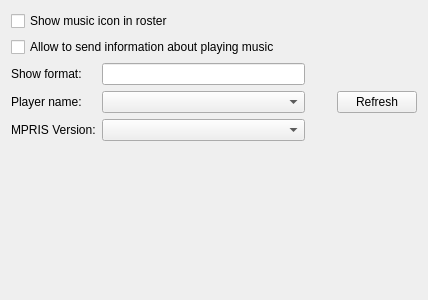
vacuum-im/usertune, file usertuneoptions.ui: the form before one commit.
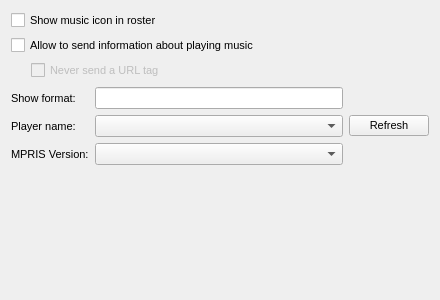
The form after the commit.

```diff
--- a/usertuneoptions.ui
+++ b/usertuneoptions.ui
@@ -6,22 +6,98 @@
    <rect>
     <x>0</x>
     <y>0</y>
-    <width>428</width>
+    <width>440</width>
     <height>300</height>
    </rect>
   </property>
+  <property name="font">
+   <font>
+    <pointsize>8</pointsize>
+   </font>
+  </property>
   <property name="windowTitle">
    <string>User Tune</string>
   </property>
   <layout class="QGridLayout" name="gridLayout">
-   <item row="1" column="0">
+   <item row="0" column="0" colspan="2">
+    <widget class="QCheckBox" name="chb_showIcon">
+     <property name="sizePolicy">
+      <sizepolicy hsizetype="Expanding" vsizetype="Fixed">
+       <horstretch>0</horstretch>
+       <verstretch>0</verstretch>
+      </sizepolicy>
+     </property>
+     <property name="text">
+      <string>Show music icon in roster</string>
+     </property>
+     <property name="checked">
+      <bool>false</bool>
+     </property>
+    </widget>
+   </item>
+   <item row="1" column="0" colspan="2">
+    <widget class="QCheckBox" name="chb_allowSendMusicInfo">
+     <property name="sizePolicy">
+      <sizepolicy hsizetype="Expanding" vsizetype="Fixed">
+       <horstretch>0</horstretch>
+       <verstretch>0</verstretch>
+      </sizepolicy>
+     </property>
+     <property name="text">
+      <string>Allow to send information about playing music</string>
+     </property>
+     <property name="checked">
+      <bool>false</bool>
+     </property>
+    </widget>
+   </item>
+   <item row="2" column="0" colspan="2">
+    <layout class="QHBoxLayout" name="horizontalLayout">
+     <item>
+      <spacer name="horizontalSpacer">
+       <property name="orientation">
+        <enum>Qt::Horizontal</enum>
+       </property>
+       <property name="sizeType">
+        <enum>QSizePolicy::Preferred</enum>
+       </property>
+       <property name="sizeHint" stdset="0">
+        <size>
+         <width>20</width>
+         <height>20</height>
+        </size>
+       </property>
+      </spacer>
+     </item>
+     <item>
+      <widget class="QCheckBox" name="chb_dontSendURI">
+       <property name="enabled">
+        <bool>false</bool>
+       </property>
+       <property name="sizePolicy">
+        <sizepolicy hsizetype="Expanding" vsizetype="Fixed">
+         <horstretch>0</horstretch>
+         <verstretch>0</verstretch>
+        </sizepolicy>
+       </property>
+       <property name="styleSheet">
+        <string notr="true"/>
+       </property>
+       <property name="text">
+        <string>Never send a URL tag</string>
+       </property>
+      </widget>
+     </item>
+    </layout>
+   </item>
+   <item row="3" column="0">
     <widget class="QLabel" name="l_tags">
      <property name="text">
       <string>Show format:</string>
      </property>
     </widget>
    </item>
-   <item row="1" column="1">
+   <item row="3" column="1">
     <widget class="QLineEdit" name="le_format">
      <property name="sizePolicy">
       <sizepolicy hsizetype="Expanding" vsizetype="Fixed">
@@ -34,7 +110,7 @@
      </property>
     </widget>
    </item>
-   <item row="2" column="0">
+   <item row="4" column="0">
     <widget class="QLabel" name="l_playerName">
      <property name="autoFillBackground">
       <bool>false</bool>
@@ -44,27 +120,27 @@
      </property>
     </widget>
    </item>
-   <item row="2" column="1">
+   <item row="4" column="1">
     <widget class="QComboBox" name="cb_playerName"/>
    </item>
-   <item row="2" column="3">
+   <item row="4" column="2">
     <widget class="QPushButton" name="btn_refreshPlayers">
      <property name="text">
       <string>Refresh</string>
      </property>
     </widget>
    </item>
-   <item row="3" column="0">
+   <item row="5" column="0">
     <widget class="QLabel" name="l_mpris_version">
      <property name="text">
       <string>MPRIS Version:</string>
      </property>
     </widget>
    </item>
-   <item row="3" column="1">
+   <item row="5" column="1">
     <widget class="QComboBox" name="cb_mpris_version"/>
    </item>
-   <item row="4" column="2">
+   <item row="6" column="1">
     <spacer name="verticalSpacer">
      <property name="orientation">
       <enum>Qt::Vertical</enum>
@@ -77,45 +153,6 @@
      </property>
     </spacer>
    </item>
-   <item row="0" column="0" colspan="4">
-    <layout class="QVBoxLayout" name="verticalLayout">
-     <property name="sizeConstraint">
-      <enum>QLayout::SetDefaultConstraint</enum>
-     </property>
-     <item>
-      <widget class="QCheckBox" name="chb_showIcon">
-       <property name="sizePolicy">
-        <sizepolicy hsizetype="Expanding" vsizetype="Fixed">
-         <horstretch>0</horstretch>
-         <verstretch>0</verstretch>
-        </sizepolicy>
-       </property>
-       <property name="text">
-        <string>Show music icon in roster</string>
-       </property>
-       <property name="checked">
-        <bool>false</bool>
-       </property>
-      </widget>
-     </item>
-     <item>
-      <widget class="QCheckBox" name="chb_allowSendMusicInfo">
-       <property name="sizePolicy">
-        <sizepolicy hsizetype="Expanding" vsizetype="Fixed">
-         <horstretch>0</horstretch>
-         <verstretch>0</verstretch>
-        </sizepolicy>
-       </property>
-       <property name="text">
-        <string>Allow to send information about playing music</string>
-       </property>
-       <property name="checked">
-        <bool>false</bool>
-       </property>
-      </widget>
-     </item>
-    </layout>
-   </item>
   </layout>
   <zorder>btn_refreshPlayers</zorder>
   <zorder>cb_playerName</zorder>
```
Left out of the diff: 27 changed lines with no effect on the pictures.
